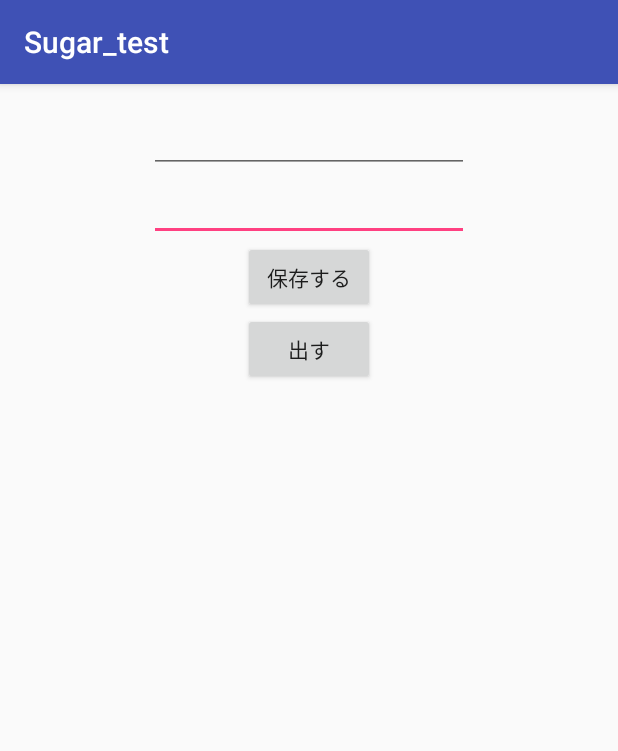
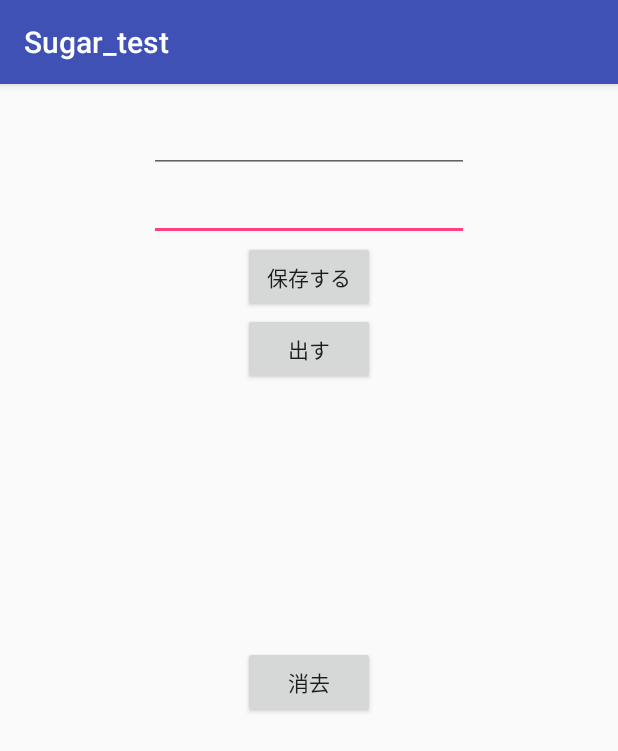
Before and after one commit to Naomath/Sugar_Orm_test, an Android app: the screen it shows after launch (MainActivity), on a phone screen of 412 x 824 dp. Shown: the top 751 px of the screen. Run offline under Robolectric (Android 15) with nearby library versions, the phone set to English and light mode, and no system bars; libraries missing offline, so code that uses them is left out: com.orm; 2 statements that could not run were skipped.

Commit message:
7/25 問題あり

```diff
--- a/app/src/main/res/layout/activity_main.xml
+++ b/app/src/main/res/layout/activity_main.xml
@@ -51,7 +51,7 @@
         android:layout_height="wrap_content"
         android:layout_below="@+id/button2"
         android:layout_centerHorizontal="true"
-        android:layout_marginTop="93dp" />
+        android:layout_marginTop="77dp" />
 
     <TextView
         android:id="@+id/textView2"
@@ -62,4 +62,14 @@
         android:layout_below="@+id/textView"
         android:layout_marginTop="77dp" />
 
+    <Button
+        android:id="@+id/button3"
+        android:layout_width="wrap_content"
+        android:layout_height="wrap_content"
+        android:layout_alignEnd="@+id/button2"
+        android:layout_alignRight="@+id/button2"
+        android:layout_alignTop="@+id/textView2"
+        android:onClick="delete"
+        android:text="消去" />
+
 </RelativeLayout>
```
Also changed, not shown: app/src/main/java/com/lifeistech/naoto/sugar_orm_test/MainActivity.java (+13 -2 lines).
